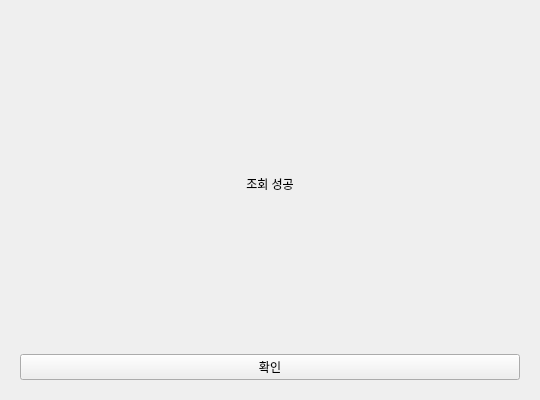
Old version of the form VentiApp/Coupon/couponresultview.ui in the repository minki9252/TheVentiKiosk.
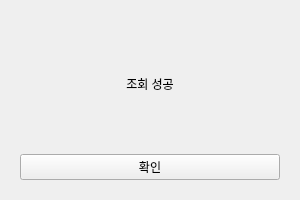
New version of the form.

```diff
--- a/VentiApp/Coupon/couponresultview.ui
+++ b/VentiApp/Coupon/couponresultview.ui
@@ -6,8 +6,8 @@
    <rect>
     <x>0</x>
     <y>0</y>
-    <width>540</width>
-    <height>400</height>
+    <width>300</width>
+    <height>200</height>
    </rect>
   </property>
   <property name="windowTitle">
```
